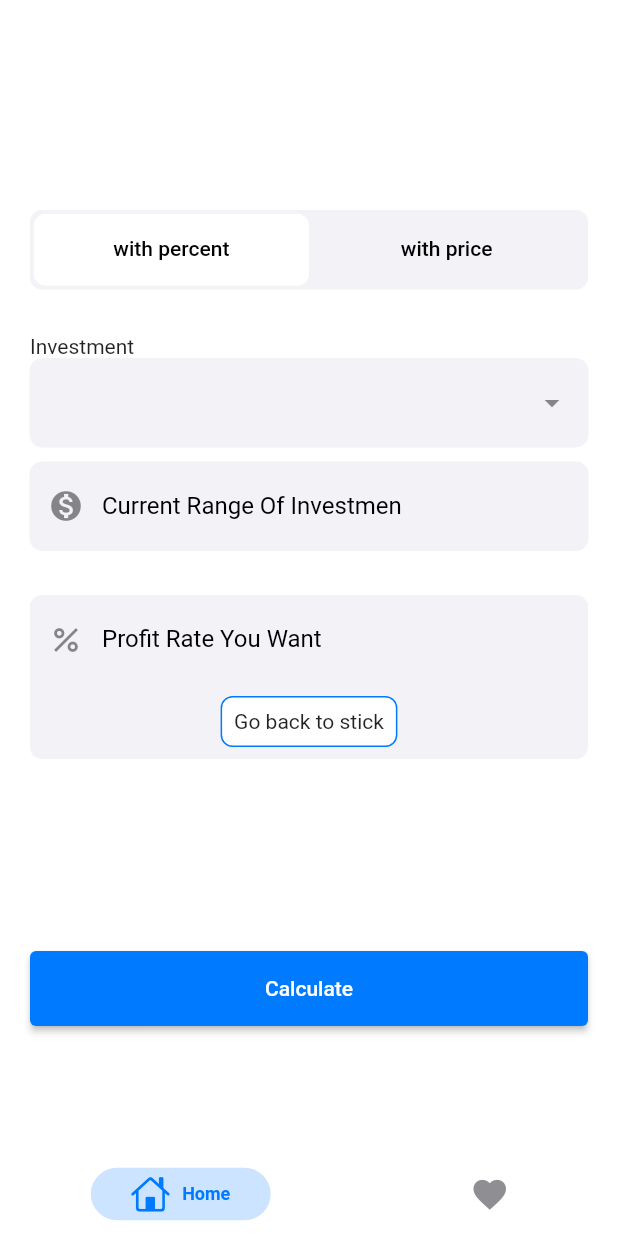
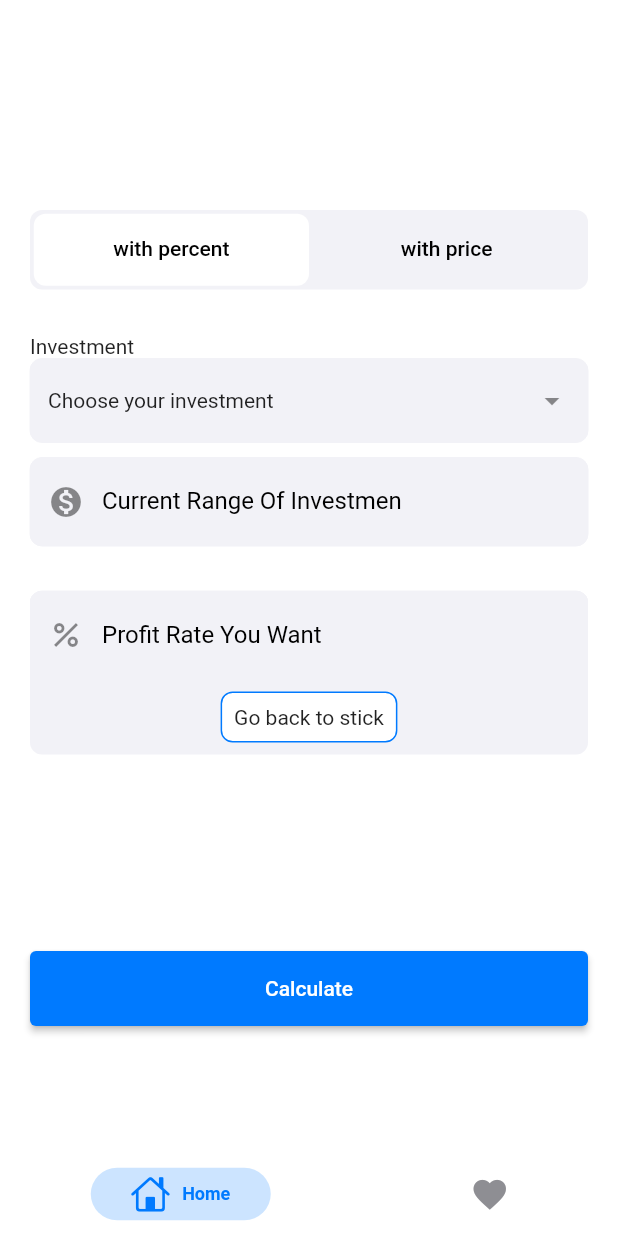
Before and after one commit to goldenmoon67/investmentCalculator, a Flutter app: the screen it shows after launch, after a tap on "You wanna more than 100% ?", on a phone screen of 412 x 824 dp. Run offline on Flutter 3.47's test engine with Material 2 defaults, Android fonts, the light colour scheme and no system bars; drawn by our look-alikes of dropdown_search, persistent_bottom_nav_bar; our stand-ins replace bloc, cached_network_image, equatable, flutter_bloc, flutter_easyloading, get_it and 1 more; generated files the repository leaves out were written again.

Commit message:
dropdown and images

```diff
--- a/lib/src/data/repositories/crypto_repository_impl.dart
+++ b/lib/src/data/repositories/crypto_repository_impl.dart
@@ -19,4 +19,9 @@ class CryptoRepositoryImpl extends CryptoRepository {
   getCryptoNames(BuildContext context) async {
     return await client.getCryptoNames(context);
   }
+
+  @override
+  Future<List<Crypto>> getAllCryptos(BuildContext context) {
+    return client.getAllCryptos(context);
+  }
 }
--- a/lib/src/data/services/api/crypto_api.dart
+++ b/lib/src/data/services/api/crypto_api.dart
@@ -20,6 +20,23 @@ class CryptoApi {
       await transferToNames(_cryptos);
 
       return _cryptoNames;
+    } catch (e) {
+      debugPrint(e.toString());
+    }
+  }
+
+  getAllCryptos(BuildContext context) async {
+    try {
+      String stringResponse = await DefaultAssetBundle.of(context)
+          .loadString('assets/datas/cryptos.json');
+
+      var jsonResponse = jsonDecode(stringResponse);
+
+      _cryptos = (jsonResponse as List)
+          .map((cryptoMap) => Crypto.fromMap(cryptoMap))
+          .toList();
+
+      return _cryptos;
     } catch (e) {
       debugPrint(e.toString());
     }
--- a/lib/src/data/services/client/client.dart
+++ b/lib/src/data/services/client/client.dart
@@ -35,4 +35,8 @@ class Client {
   Future<Crypto> getCryptoModel(BuildContext context, String name) async {
     return await _cryptoApi.getCryptoModelFromJson(context, name);
   }
+
+  Future<List<Crypto>> getAllCryptos(BuildContext context) async {
+    return await _cryptoApi.getAllCryptos(context);
+  }
 }
--- a/lib/src/modules/favorite/bloc/favorite_event.dart
+++ b/lib/src/modules/favorite/bloc/favorite_event.dart
@@ -3,5 +3,6 @@ import 'package:equatable/equatable.dart';
 abstract class FavoriteScreenEvent extends Equatable {}
 
 class StartEvent extends FavoriteScreenEvent {
+  @override
   List<Object?> get props => [];
 }
--- a/lib/src/modules/home/bloc/home_screen_bloc.dart
+++ b/lib/src/modules/home/bloc/home_screen_bloc.dart
@@ -1,4 +1,5 @@
 import 'package:bloc/bloc.dart';
+import 'package:crypto_price/src/data/models/crypto/crypto.dart';
 import 'package:crypto_price/src/data/models/result_models/percent_result_model.dart';
 import 'package:crypto_price/src/data/models/result_models/price_result_model.dart';
 import 'package:crypto_price/src/getit.dart';
@@ -58,10 +59,10 @@ class HomeScreenBloc extends Bloc<HomeScreenEvent, HomeScreenState> {
 
   _getInitial(HomeScreenStartEvent event, Emitter<HomeScreenState> emit) async {
     try {
-      List<String> cryptos =
-          await _cryptoRepository.getCryptoNames(event.context);
-
-      emit(HomeScreenStartData(cryptos));
+      Future<List<Crypto>> cryptosFuture =
+          _cryptoRepository.getAllCryptos(event.context);
+      var cryptos = await cryptosFuture;
+      emit(HomeScreenStartData(cryptosFuture, cryptos));
     } catch (e) {
       emit(ErrorMessage(e.toString()));
     }
--- a/lib/src/modules/home/bloc/home_screen_state.dart
+++ b/lib/src/modules/home/bloc/home_screen_state.dart
@@ -11,11 +11,12 @@ class HomeScreenInitial extends HomeScreenState {
 }
 
 class HomeScreenStartData extends HomeScreenState {
-  final List<String> cryptos;
+  final Future<List<Crypto>> cryptosFuture;
+  final List<Crypto> cryptos;
 
-  HomeScreenStartData(this.cryptos);
+  HomeScreenStartData(this.cryptosFuture, this.cryptos);
   @override
-  List<Object?> get props => [cryptos];
+  List<Object?> get props => [cryptos, cryptosFuture];
 }
 
 class PercentCalculateData extends HomeScreenState {
--- a/lib/src/modules/home/screens/home_screen.dart
+++ b/lib/src/modules/home/screens/home_screen.dart
@@ -1,4 +1,6 @@
+import 'package:cached_network_image/cached_network_image.dart';
 import 'package:crypto_price/src/consts/colors/app_colors.dart';
+import 'package:crypto_price/src/data/models/crypto/crypto.dart';
 import 'package:crypto_price/src/modules/result/screens/percent_result_screen.dart';
 import 'package:crypto_price/src/modules/result/screens/price_result_screen.dart';
 import 'package:crypto_price/src/utils/navigation/router.dart';
@@ -29,9 +31,7 @@ class _HomeScreenState extends State<HomeScreen> with TickerProviderStateMixin {
   late TextEditingController _currentRangeController;
   late TextEditingController _howMuchTextController;
   late TextEditingController _expectingProfitController;
-  String investmentSymbol = "";
-  List<String> cryptoNameList = [];
-
+  Crypto? selectedCrypto;
   late TabController _tabController;
   final formKey = GlobalKey<FormState>();
 
@@ -90,9 +90,17 @@ class _HomeScreenState extends State<HomeScreen> with TickerProviderStateMixin {
         },
         builder: (context, state) {
           if (state is HomeScreenStartData) {
-            cryptoNameList = state.cryptos;
+            // cryptoNameList = state.cryptos;
+
           }
+
+          BlocProvider.of<HomeScreenBloc>(context).add(
+            HomeScreenStartEvent(
+              context,
+            ),
+          );
           Widget content = getInitial(context, state);
+
           return Scaffold(
             backgroundColor: Colors.white,
             body: SingleChildScrollView(
@@ -125,9 +133,12 @@ class _HomeScreenState extends State<HomeScreen> with TickerProviderStateMixin {
                   height: 30,
                 ),
                 const Text("Investment"),
-                SizedBox(
-                  width: MediaQuery.of(context).size.width,
-                  child: DropdownSearch<String>(
+                DropdownSearch<Crypto>(
+                  asyncItems: (String filter) => state.cryptosFuture,
+                  itemAsString: (item) {
+                    return item.name + item.symbol;
+                  },
+                  onChanged: (Crypto? data) => {selectedCrypto = data},
                   dropdownDecoratorProps: DropDownDecoratorProps(
                     dropdownSearchDecoration: InputDecoration(
                       fillColor: AppColors.greyColor,
@@ -152,7 +163,60 @@ class _HomeScreenState extends State<HomeScreen> with TickerProviderStateMixin {
                       ),
                     ),
                   ),
+                  dropdownBuilder: (context, selectedItem) {
+                    return selectedItem != null
+                        ? ListTile(
+                            leading: AspectRatio(
+                              aspectRatio: 1,
+                              child: ClipRRect(
+                                child: CachedNetworkImage(
+                                  imageUrl: selectedItem.icon ?? "",
+                                  fit: BoxFit.cover,
+                                  errorWidget: (context, url, error) {
+                                    return const Center(
+                                      child: Icon(
+                                        Icons.dangerous,
+                                        color: Colors.black,
+                                      ),
+                                    );
+                                  },
+                                ),
+                              ),
+                            ),
+                            title: Text(
+                              selectedItem.symbol,
+                              style: const TextStyle(
+                                fontSize: 18,
+                                fontWeight: FontWeight.w700,
+                              ),
+                            ),
+                            subtitle: Text(
+                              selectedItem.name,
+                              style: const TextStyle(
+                                fontSize: 16,
+                              ),
+                            ),
+                          )
+                        : const Text("Choose your investment");
+                  },
                   popupProps: PopupProps.modalBottomSheet(
+                    itemBuilder: (context, item, isSelected) {
+                      return ListTile(
+                        title: Text(
+                          item.symbol,
+                          style: const TextStyle(
+                            fontSize: 18,
+                            fontWeight: FontWeight.w700,
+                          ),
+                        ),
+                        subtitle: Text(
+                          item.name,
+                          style: const TextStyle(
+                            fontSize: 16,
+                          ),
+                        ),
+                      );
+                    },
                     modalBottomSheetProps: const ModalBottomSheetProps(
                       barrierDismissible: true,
                       useRootNavigator: true,
@@ -160,15 +224,14 @@ class _HomeScreenState extends State<HomeScreen> with TickerProviderStateMixin {
                     fit: FlexFit.loose,
                     showSearchBox: true,
                     searchFieldProps: TextFieldProps(
+                      autocorrect: true,
                       scrollPadding: EdgeInsets.only(
-                                bottom:
-                                    MediaQuery.of(context).viewInsets.bottom)),
+                        bottom: MediaQuery.of(context).viewInsets.bottom,
+                      ),
+                    ),
                     constraints: BoxConstraints(
-                            maxHeight: MediaQuery.of(context).size.height / 2)),
-                    items: cryptoNameList,
-                    onChanged: (value) {
-                      investmentSymbol = value.toString();
-                    },
+                      maxHeight: MediaQuery.of(context).size.height / 2,
+                    ),
                   ),
                 ),
                 const SizedBox(
@@ -224,21 +287,18 @@ class _HomeScreenState extends State<HomeScreen> with TickerProviderStateMixin {
   void _onPressForPercent(BuildContext context) {
     FocusScope.of(context).requestFocus(FocusNode());
     bool valid = formKey.currentState!.validate();
-    debugPrint("burad");
     if (valid) {
-      debugPrint("here");
-      final String symbol = investmentSymbol;
+      final String name = selectedCrypto?.name ?? "";
       final double percent = _percentController.text == ""
           ? 0
           : double.parse(_percentController.text);
       final double currentPrice = double.parse(_currentRangeController.text);
-      debugPrint(symbol);
       BlocProvider.of<HomeScreenBloc>(context).add(
         CalculateWithPercent(
           percent,
           currentPrice,
           context,
-          symbol,
+          name,
         ),
       );
     }
@@ -248,15 +308,15 @@ class _HomeScreenState extends State<HomeScreen> with TickerProviderStateMixin {
     FocusScope.of(context).requestFocus(FocusNode());
     bool valid = formKey.currentState!.validate();
     if (valid) {
-      final String symbol = investmentSymbol;
+      final String name = selectedCrypto?.name ?? "";
+
       final double howMuch = double.parse(_howMuchTextController.text);
       final double currentPrice = double.parse(_currentRangeController.text);
       final double expect = double.parse(_expectingProfitController.text);
-      debugPrint(symbol);
 
       BlocProvider.of<HomeScreenBloc>(context).add(
         CalculateWithPrice(
-          symbol,
+          name,
           currentPrice,
           howMuch,
           expect,
--- a/lib/src/repositories/crypto_repository.dart
+++ b/lib/src/repositories/crypto_repository.dart
@@ -3,6 +3,7 @@ import 'package:flutter/widgets.dart';
 
 abstract class CryptoRepository {
   Future<List<String>> getCryptoNames(BuildContext context);
+  Future<List<Crypto>> getAllCryptos(BuildContext context);
   getCrypto(BuildContext context, String name);
   addNewCrypto(Crypto crypto);
 }
--- a/pubspec.yaml
+++ b/pubspec.yaml
@@ -60,6 +60,7 @@ dependencies:
   lottie: ^1.4.3
   gradient_button: ^0.0.4
   cached_network_image: ^3.2.3
+  dropdown_search2: ^1.0.2
 
 dev_dependencies:
   flutter_test:
```
Also changed, not shown: pubspec.lock. Lines whose indentation alone changed are shown as unchanged.
